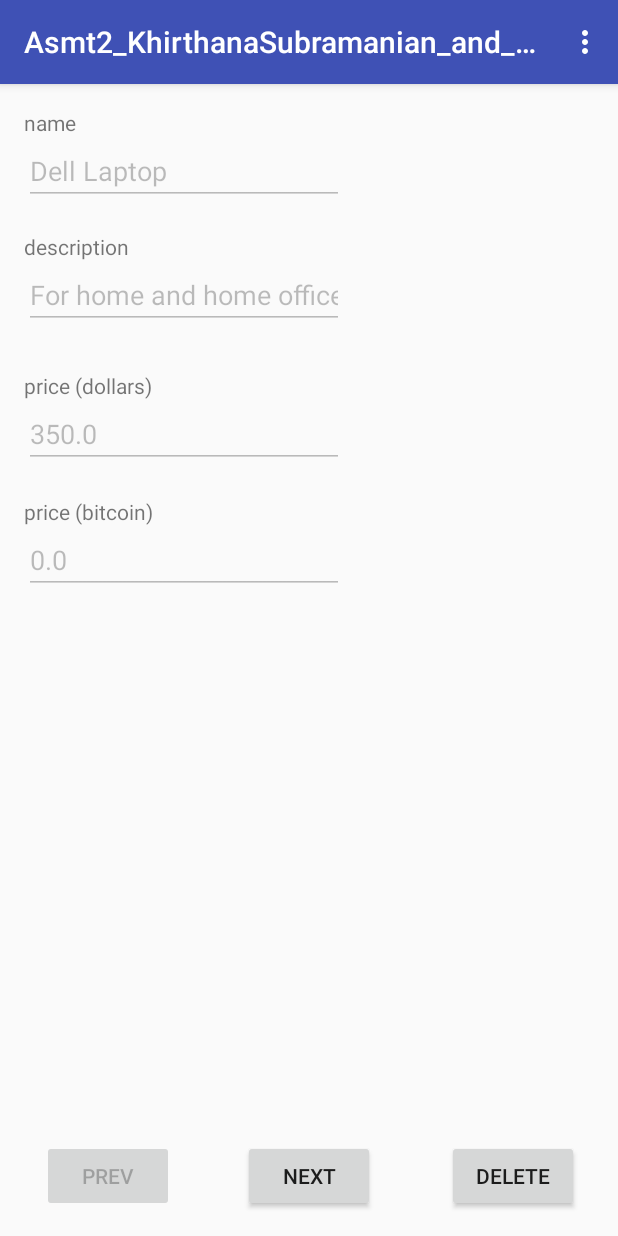
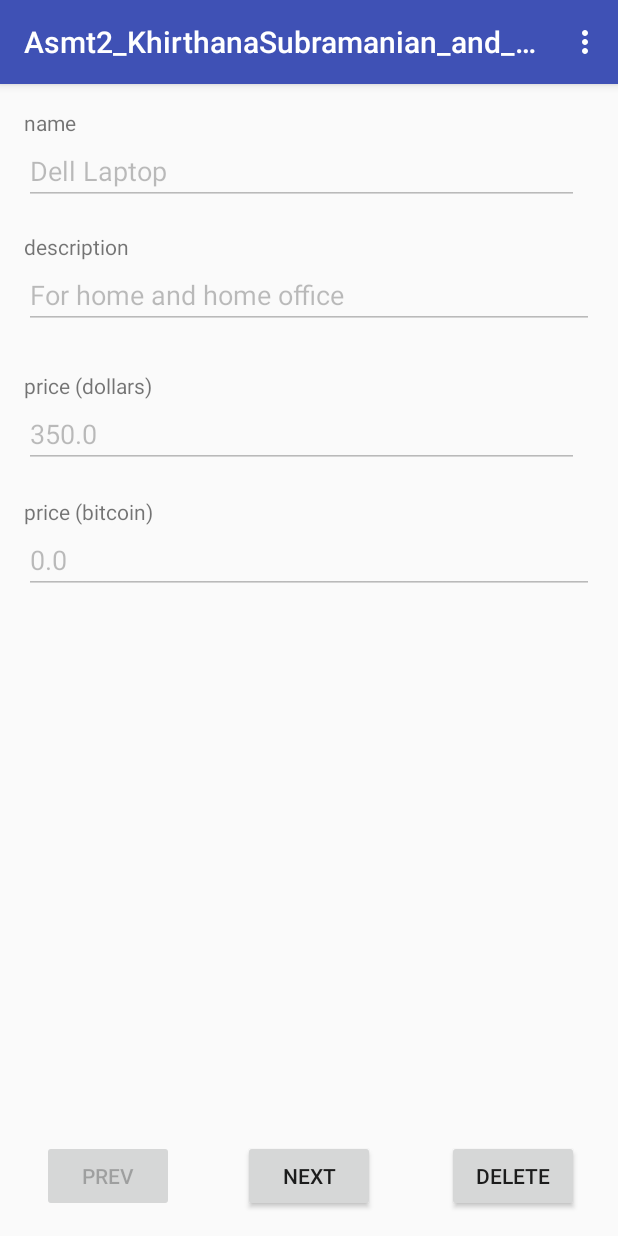
Before and after one commit to khirthana/MobileDevices, an Android app: the screen it shows after launch (BrowseProductsActivity), on a phone screen of 412 x 824 dp. Run offline under Robolectric (Android 15) with nearby library versions, the phone set to English and light mode, and no system bars; 1 statement that could not run was skipped.

Commit message:
updated AsyncTask

```diff
--- a/Asmt2_KhirthanaSubramanian_and_Jaina_Patel/app/src/main/java/com/example/a100453865/asmt2_khirthanasubramanian_and_jaina_patel/BrowseProductsActivity.java
+++ b/Asmt2_KhirthanaSubramanian_and_Jaina_Patel/app/src/main/java/com/example/a100453865/asmt2_khirthanasubramanian_and_jaina_patel/BrowseProductsActivity.java
@@ -46,6 +46,8 @@ public class BrowseProductsActivity extends AppCompatActivity {
 
     Button button_prev;
     Button button_next;
+
+    double price_CAD;
 
     @Override
     protected void onCreate(Bundle savedInstanceState) {
@@ -153,7 +155,8 @@ public class BrowseProductsActivity extends AppCompatActivity {
         priceField.setText(String.valueOf(p.getPrice()));
 
         //The price is submitted to a web service to find the corresponding price in BitCoin
-        //priceBTC=convertToBitCoin(p.getPrice());
+        priceBTC=convertToBitCoin(p.getPrice());
+
 
         //The BitCoin price is displayed in the corresponding text field
         EditText BTCField = (EditText)findViewById(R.id.editPriceBitcoin);
@@ -165,7 +168,8 @@ public class BrowseProductsActivity extends AppCompatActivity {
         float BTC_price=0;
         String value="";
 
-
+        new GetBTCvalue(this).execute("");
+        /*
         try {
            value= new GetBTCvalue(this).execute("").get();
         } catch (InterruptedException e) {
@@ -175,11 +179,13 @@ public class BrowseProductsActivity extends AppCompatActivity {
         }
 
         BTC_price=((float)CAD_price)*(Float.parseFloat(value));
+        */
         return BTC_price;
     }
     public class GetBTCvalue extends AsyncTask<String, Void, String> {
         String BTC_url = "https://blockchain.info/tobtc?currency=CAD&value=49.99";
         private Exception exception = null;
+
 
         public GetBTCvalue(Context context) {
             context2 = context;
@@ -188,21 +194,22 @@ public class BrowseProductsActivity extends AppCompatActivity {
         @Override
         protected String doInBackground(String... params) {
             String line;
-            String result = NOT_AVAILABLE_MSG;
+            //String result = NOT_AVAILABLE_MSG;
+            String result="";
             try {
                 URL url = new URL(BTC_url + params[0]);
 
                 BufferedReader r = new BufferedReader(new InputStreamReader(url.openStream()));
-                StringBuilder t = new StringBuiler();
+                StringBuilder t = new StringBuilder();
 
 
-                    BufferedReader bf = new BufferedReader(new InputStreamReader(url.openStream()));
-                    StringBuilder out = new StringBuilder();
+                BufferedReader bf = new BufferedReader(new InputStreamReader(url.openStream()));
+                StringBuilder out = new StringBuilder();
 
 
-                    while ((line = bf.readLine()) != null) {
-                        out.append(line);
-                    }
+                while ((line = bf.readLine()) != null) {
+                    out.append(line);
+                }
 
                 result = out.toString();
                 bf.close();
--- a/Asmt2_KhirthanaSubramanian_and_Jaina_Patel/app/src/main/res/layout/browse_products_activity.xml
+++ b/Asmt2_KhirthanaSubramanian_and_Jaina_Patel/app/src/main/res/layout/browse_products_activity.xml
@@ -51,7 +51,8 @@
         android:ems="10"
         android:layout_below="@+id/textView"
         android:layout_alignParentStart="true"
-        android:id="@+id/editName"/>
+        android:id="@+id/editName"
+        android:layout_alignEnd="@+id/button_delete" />
     <EditText
         android:layout_width="wrap_content"
         android:layout_height="wrap_content"
@@ -60,7 +61,8 @@
         android:ems="10"
         android:id="@+id/editDescription"
         android:layout_below="@+id/textView2"
-        android:layout_alignParentStart="true" />
+        android:layout_alignParentStart="true"
+        android:layout_alignParentEnd="true" />
 
     <EditText
         android:layout_width="wrap_content"
@@ -70,7 +72,8 @@
         android:ems="10"
         android:layout_below="@+id/textView3"
         android:layout_alignParentStart="true"
-        android:id="@+id/editPriceDollar"/>
+        android:id="@+id/editPriceDollar"
+        android:layout_alignEnd="@+id/editName" />
     <EditText
         android:layout_width="wrap_content"
         android:layout_height="wrap_content"
@@ -79,7 +82,8 @@
         android:ems="10"
         android:layout_below="@+id/textView4"
         android:layout_alignParentStart="true"
-        android:id="@+id/editPriceBitcoin"/>
+        android:id="@+id/editPriceBitcoin"
+        android:layout_alignParentEnd="true" />
 
 
     <Button
```
Also changed, not shown: Asmt2_KhirthanaSubramanian_and_Jaina_Patel/app/src/main/res/layout/add_product_activity.xml (+6 -3 lines).
